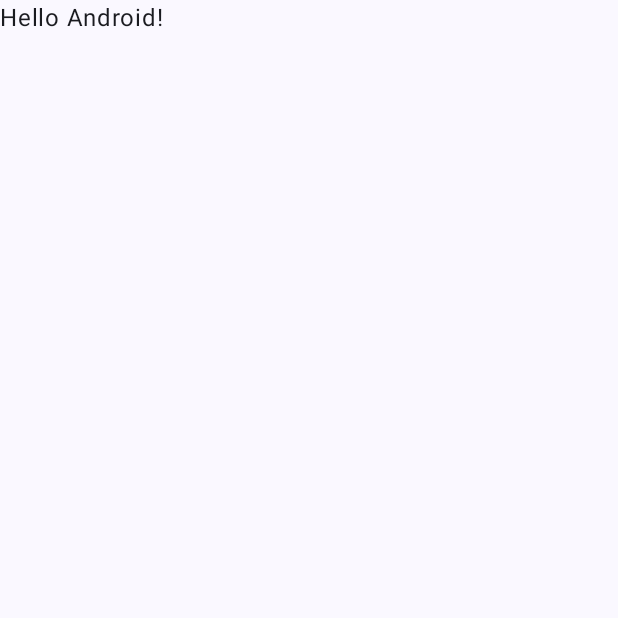
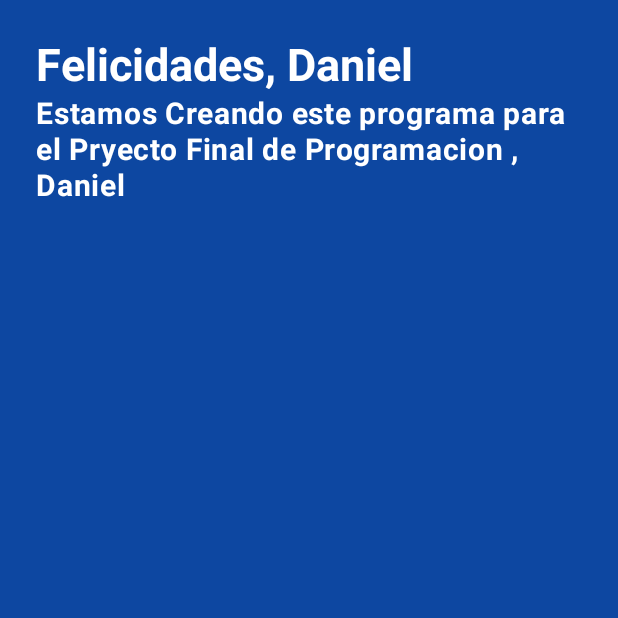
Before and after one commit to DanielOrtiz04/AppdeMascotas, an Android app built with Jetpack Compose: the screen it shows after launch (MainActivity), on a phone screen of 412 x 824 dp, the top half of it. Before the commit the part shown is almost empty. Run offline under Robolectric (Android 15) with nearby library versions, the phone set to English and light mode, and no system bars.

Commit message:
avances del proyecto

```diff
--- a/app/build.gradle.kts
+++ b/app/build.gradle.kts
@@ -59,6 +59,8 @@ dependencies {
     implementation(libs.androidx.ui.graphics)
     implementation(libs.androidx.ui.tooling.preview)
     implementation(libs.androidx.material3)
+    implementation(libs.androidx.navigation.compose)
+    implementation(libs.volley)
     testImplementation(libs.junit)
     androidTestImplementation(libs.androidx.junit)
     androidTestImplementation(libs.androidx.espresso.core)
--- a/app/src/main/java/com/example/appdemascotas/MainActivity.kt
+++ b/app/src/main/java/com/example/appdemascotas/MainActivity.kt
@@ -11,6 +11,10 @@ import androidx.compose.material3.Text
 import androidx.compose.runtime.Composable
 import androidx.compose.ui.Modifier
 import androidx.compose.ui.tooling.preview.Preview
+import androidx.navigation.compose.NavHost
+import androidx.navigation.compose.composable
+import androidx.navigation.compose.rememberNavController
+import com.example.appdemascotas.ui.screen.HomeSceen
 import com.example.appdemascotas.ui.theme.AppdeMascotasTheme
 
 class MainActivity : ComponentActivity() {
@@ -19,29 +23,19 @@ class MainActivity : ComponentActivity() {
         enableEdgeToEdge()
         setContent {
             AppdeMascotasTheme {
-                Scaffold(modifier = Modifier.fillMaxSize()) { innerPadding ->
-                    Greeting(
-                        name = "Android",
-                        modifier = Modifier.padding(innerPadding)
-                    )
-                }
+                MyApp()
+
             }
         }
     }
 }
 
 @Composable
-fun Greeting(name: String, modifier: Modifier = Modifier) {
-    Text(
-        text = "Hello $name!",
-        modifier = modifier
-    )
-}
-
-@Preview(showBackground = true)
-@Composable
-fun GreetingPreview() {
-    AppdeMascotasTheme {
-        Greeting("Android")
+fun  MyApp() {
+    val navController = rememberNavController()
+    NavHost(navController = navController, startDestination = "home"){
+        composable(route="home"){
+            HomeSceen()
+        }
     }
 }
--- /dev/null
+++ b/app/src/main/java/com/example/appdemascotas/ui/screen/HomeScreen.kt
@@ -0,0 +1,61 @@
+package com.example.appdemascotas.ui.screen
+
+import android.annotation.SuppressLint
+import androidx.compose.foundation.background
+import androidx.compose.foundation.layout.*
+import androidx.compose.foundation.lazy.LazyColumn
+import androidx.compose.material3.MaterialTheme
+import androidx.compose.material3.Scaffold
+import androidx.compose.runtime.Composable
+import androidx.compose.ui.Alignment
+import androidx.compose.ui.Modifier
+import androidx.compose.ui.graphics.Color
+import androidx.compose.ui.text.font.FontWeight
+import androidx.compose.ui.unit.dp
+import androidx.compose.ui.unit.sp
+import androidx.compose.material3.Text as Text
+
+@SuppressLint("UnusedMaterial3ScaffoldPaddingParameter")
+@Composable
+fun HomeSceen() {
+    Scaffold {
+        Box(
+            modifier = Modifier
+                .background(Color(0xFF0D47A1)) // Profundo azul como un ejemplo
+                .padding(24.dp)
+                .fillMaxSize()
+        ) {
+            LazyColumn {
+                item {
+                    Header()
+                }
+            }
+        }
+    }
+}
+
+@Composable
+fun Header(name: String = "Daniel") {
+    Row(
+        horizontalArrangement = Arrangement.SpaceBetween,
+        verticalAlignment = Alignment.CenterVertically, // Usar Alignment en lugar de Layout
+        modifier = Modifier.fillMaxWidth()
+    ) {
+        Column(verticalArrangement = Arrangement.Center) {
+            Text(
+                text = "Felicidades, $name",
+                style = MaterialTheme.typography.headlineLarge, // Cambié de h2 a headlineLarge
+                fontWeight = FontWeight.Bold,
+                fontSize = 30.sp,
+                color = Color.White
+            )
+            Text(
+                text = "Estamos Creando este programa para el Pryecto Final de Programacion , $name",
+                style = MaterialTheme.typography.bodyLarge, // Cambié de h2 a bodyLarge
+                fontWeight = FontWeight.Bold,
+                fontSize = 20.sp, // Puedes cambiar el tamaño de la fuente si es necesario
+                color = Color.White
+            )
+        }
+    }
+}
--- a/app/src/main/java/com/example/appdemascotas/ui/theme/Color.kt
+++ b/app/src/main/java/com/example/appdemascotas/ui/theme/Color.kt
@@ -9,3 +9,8 @@ val Pink80 = Color(0xFFEFB8C8)
 val Purple40 = Color(0xFF6650a4)
 val PurpleGrey40 = Color(0xFF625b71)
 val Pink40 = Color(0xFF7D5260)
+
+// val DeepBlue = Color(color: 0xff06164c)
+// val LightBlue = Color(color: 0xFF14255b)
+// val LightPurple = Color(color: 0xFF505cf3)
+//
--- a/gradle/libs.versions.toml
+++ b/gradle/libs.versions.toml
@@ -8,6 +8,8 @@ espressoCore = "3.6.1"
 lifecycleRuntimeKtx = "2.8.6"
 activityCompose = "1.9.3"
 composeBom = "2024.04.01"
+navigationCompose = "2.8.3"
+volley = "1.2.1"
 
 [libraries]
 androidx-core-ktx = { group = "androidx.core", name = "core-ktx", version.ref = "coreKtx" }
@@ -24,6 +26,8 @@ androidx-ui-tooling-preview = { group = "androidx.compose.ui", name = "ui-toolin
 androidx-ui-test-manifest = { group = "androidx.compose.ui", name = "ui-test-manifest" }
 androidx-ui-test-junit4 = { group = "androidx.compose.ui", name = "ui-test-junit4" }
 androidx-material3 = { group = "androidx.compose.material3", name = "material3" }
+androidx-navigation-compose = { group = "androidx.navigation", name = "navigation-compose", version.ref = "navigationCompose" }
+volley = { group = "com.android.volley", name = "volley", version.ref = "volley" }
 
 [plugins]
 android-application = { id = "com.android.application", version.ref = "agp" }
```
Also changed, not shown: app/src/main/java/com/example/appdemascotas/data/PetData.kt (added, +22 -0 lines), app/src/main/java/com/example/appdemascotas/ui/screen/DetailsScreen.kt (added, +7 -0 lines), app/src/main/res/drawable/puppy1.jpg (added), app/src/main/res/drawable/puppy2.jpg (added), app/src/main/res/drawable/puppy3.jpg (added), app/src/main/res/drawable/puppy4.jpg (added), app/src/main/res/drawable/puppy5.jpg (added), app/src/main/res/drawable/puppy6.jpg (added), app/src/main/res/drawable/puppy7.jpg (added), app/src/main/res/drawable/puppy8.jpg (added).
